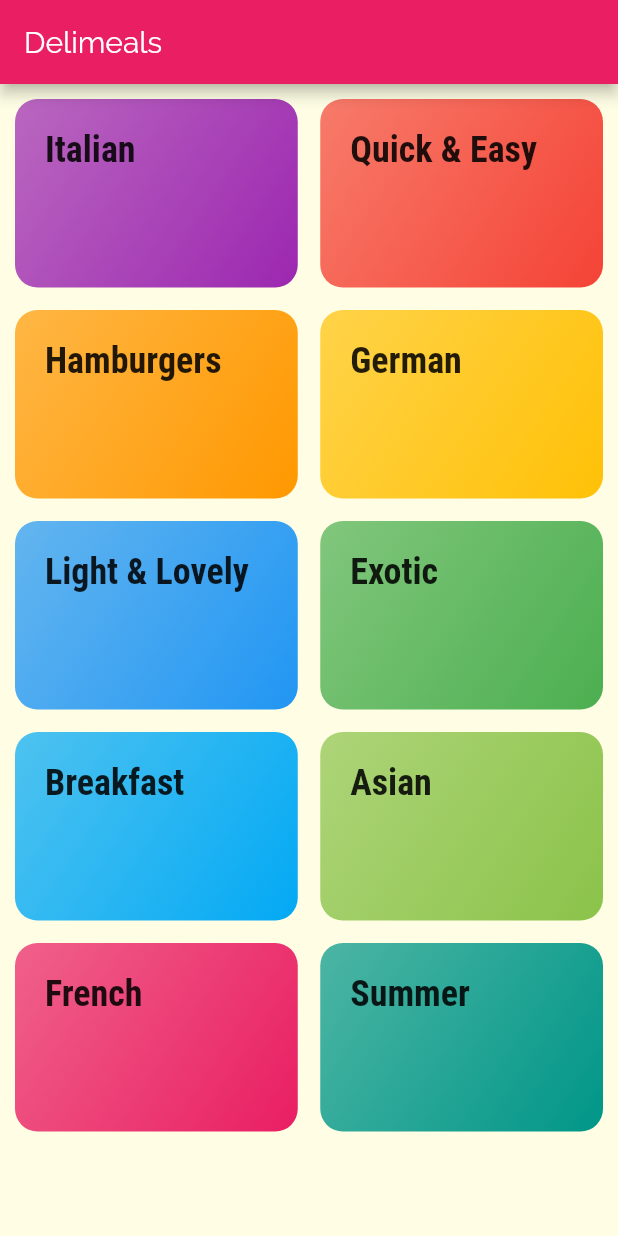
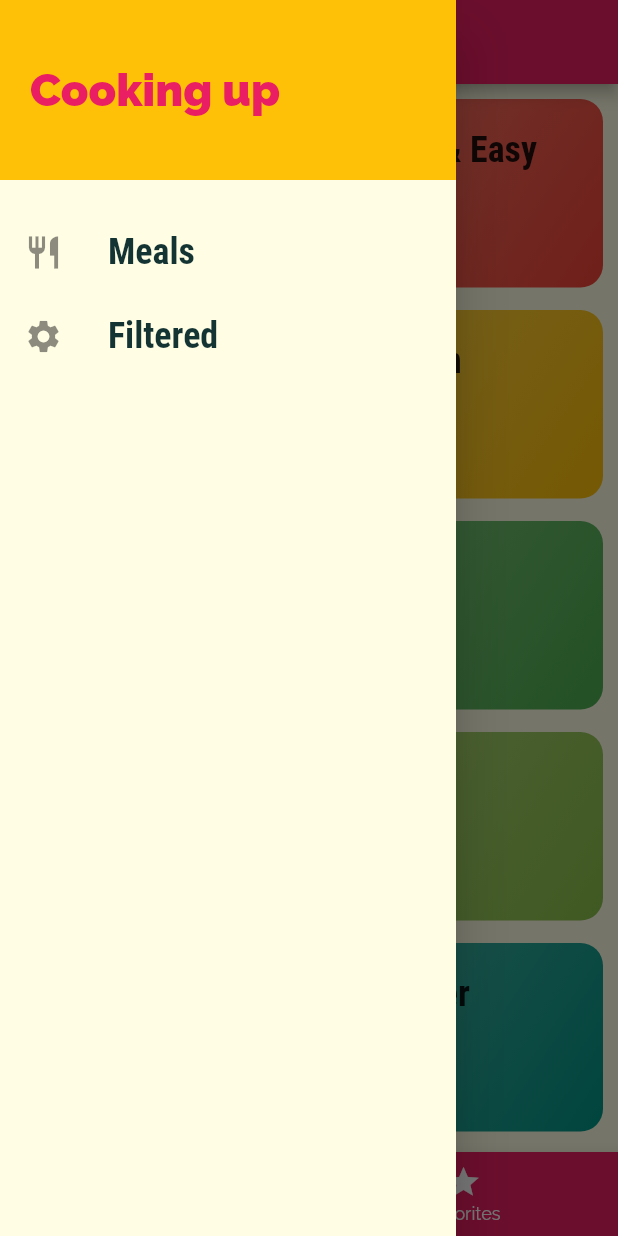
Before and after one commit to dat098x/Flutter-DeliMeals-App, a Flutter app: the screen it shows after launch, with the side drawer open (before the commit the screen has no drawer), on a phone screen of 412 x 824 dp. Run offline on Flutter 3.47's test engine with Material 2 defaults, Android fonts, the phone set to English and light mode, and no system bars.

Commit message:
Add TabsBar-Drawer-RemoveMealItem

```diff
--- a/lib/main.dart
+++ b/lib/main.dart
@@ -1,6 +1,8 @@
+import 'package:delimeals/screens/Filter_screen.dart';
 import 'package:delimeals/screens/categories_screen.dart';
 import 'package:delimeals/screens/category_meals_screen.dart';
 import 'package:delimeals/screens/meal_detail_screen.dart';
+import 'package:delimeals/screens/tabs_screen.dart';
 import 'package:flutter/material.dart';
 
 void main() {
@@ -30,9 +32,10 @@ class MyApp extends StatelessWidget {
       ),
       initialRoute: '/',
       routes: {
-        '/': (ctx) => CategoriesScreen(),
+        '/': (ctx) => TabsScreen(),
         CategoryMealsScreen.route: (ctx) => CategoryMealsScreen(),
         MealDetailScreen.route: (ctx) => MealDetailScreen(),
+        FilterScreen.route: (ctx) => FilterScreen(),
       },
       onGenerateRoute: (settings) {
 
--- a/lib/screens/categories_screen.dart
+++ b/lib/screens/categories_screen.dart
@@ -6,9 +6,6 @@ class CategoriesScreen extends StatelessWidget {
   @override
   Widget build(BuildContext context) {
     return Scaffold(
-      appBar: AppBar(
-        title: Text('Delimeals'),
-      ),
       body:  GridView(
         padding: EdgeInsets.all(10),
         children:
--- a/lib/screens/meal_detail_screen.dart
+++ b/lib/screens/meal_detail_screen.dart
@@ -77,6 +77,12 @@ class MealDetailScreen extends StatelessWidget {
           ],
         ),
       ),
+      floatingActionButton: FloatingActionButton(
+        child: Icon(Icons.delete),
+        onPressed: (){
+          Navigator.of(context).pop(mealId);
+        },
+      ),
     );
   }
 }
--- /dev/null
+++ b/lib/screens/tabs_screen.dart
@@ -0,0 +1,50 @@
+import 'package:delimeals/screens/categories_screen.dart';
+import 'package:delimeals/screens/favorite_screen.dart';
+import 'package:delimeals/widgets/main_drawer.dart';
+import 'package:flutter/material.dart';
+
+class TabsScreen extends StatefulWidget {
+
+  @override
+  _TabsScreenState createState() => _TabsScreenState();
+}
+
+class _TabsScreenState extends State<TabsScreen> {
+  final List<Map<String,dynamic>> _pageList = [
+    {'page': CategoriesScreen(), 'title': 'Categories'},
+    {'page': FavoritesScreen(), 'title': 'Your Favorites'},
+  ];
+
+  int _selectedPageIndex = 0;
+
+  void _selectedPage(int index) {
+    setState(() {
+      _selectedPageIndex = index;
+    });
+  }
+
+  @override
+  Widget build(BuildContext context) {
+    return DefaultTabController(
+        length: 2,
+        child:  Scaffold(
+          appBar: AppBar(
+            title: Text(_pageList[_selectedPageIndex]['title']),
+          ),
+          drawer: MainDrawer(),
+          body: _pageList[_selectedPageIndex]['page'],
+          bottomNavigationBar: BottomNavigationBar(
+            backgroundColor: Theme.of(context).primaryColor,
+            unselectedItemColor: Colors.white,
+            selectedItemColor: Theme.of(context).accentColor,
+            currentIndex: _selectedPageIndex,
+            onTap: _selectedPage,
+            items: [
+              BottomNavigationBarItem(icon: Icon(Icons.category), label: 'Categories'),
+              BottomNavigationBarItem(icon: Icon(Icons.star), label: 'Favorites')
+            ],
+          ),
+        ),
+    );
+  }
+}
--- /dev/null
+++ b/lib/widgets/main_drawer.dart
@@ -0,0 +1,55 @@
+import 'package:delimeals/screens/Filter_screen.dart';
+import 'package:flutter/material.dart';
+
+class MainDrawer extends StatelessWidget {
+  Widget buildListTitle(IconData icon, String title, Function tapHandler) {
+    return ListTile(
+      leading: Icon(icon, size: 26,),
+      title: Text(title,
+        style: TextStyle(
+            fontFamily: 'RobotoCondensed',
+            fontSize: 24,
+            fontWeight: FontWeight.bold
+        ),
+      ),
+      onTap: tapHandler,
+    );
+  }
+
+  @override
+  Widget build(BuildContext context) {
+    return Drawer(
+      child: Column(
+        children: [
+          Container(
+            height: 120,
+            width: double.infinity,
+            padding: EdgeInsets.all(20),
+            alignment: Alignment.centerLeft,
+            color: Theme.of(context).accentColor,
+            child: Text('Cooking up',
+              style: TextStyle(
+                fontWeight: FontWeight.w900,
+                fontSize: 30,
+                color: Theme.of(context).primaryColor
+              ),
+            ),
+          ),
+          SizedBox(
+            height: 20,
+          ),
+          buildListTitle(Icons.restaurant, 'Meals',
+              () {
+                Navigator.of(context).pushReplacementNamed('/');
+              }
+          ),
+          buildListTitle(Icons.settings, 'Filtered',
+              () {
+                Navigator.of(context).pushReplacementNamed(FilterScreen.route);
+              }
+          )
+        ],
+      ),
+    );
+  }
+}
```
Also changed, not shown: lib/screens/Filter_screen.dart (added, +80 -0 lines), lib/screens/category_meals_screen.dart (+46 -12 lines), lib/screens/favorite_screen.dart (added, +14 -0 lines), lib/widgets/category_item.dart (+8 -4 lines), lib/widgets/meal_item.dart (+11 -3 lines).
